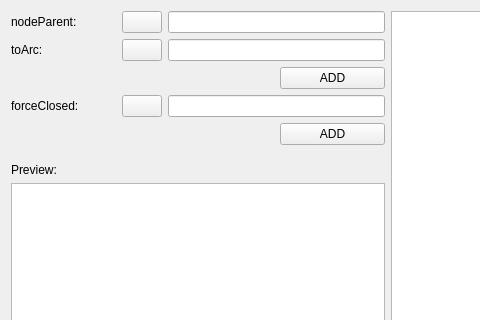
Above: core/ui/toolbars/utilities/mapzone_config.ui from Giswater/giswater_qgis_plugin before the change; both pictures show x 0 to 480 and y 0 to 320 of the 658 by 492 pixel window. Below: the same form after it.
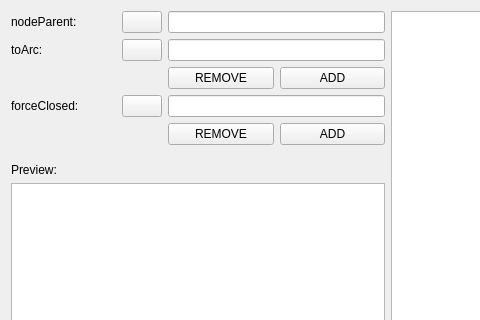
That is the form after the change.

Commit message: Enhancement: add REMOVE buttons for mapzone_manager

```diff
--- a/core/ui/toolbars/utilities/mapzone_config.ui
+++ b/core/ui/toolbars/utilities/mapzone_config.ui
@@ -142,6 +142,20 @@
        </property>
       </widget>
      </item>
+     <item row="2" column="2">
+      <widget class="QPushButton" name="btn_remove_nodeParent">
+       <property name="text">
+        <string>REMOVE</string>
+       </property>
+      </widget>
+     </item>
+     <item row="4" column="2">
+      <widget class="QPushButton" name="btn_remove_forceClosed">
+       <property name="text">
+        <string>REMOVE</string>
+       </property>
+      </widget>
+     </item>
     </layout>
    </item>
    <item row="3" column="0" colspan="3">
```
The commit also changes 1 other file.
